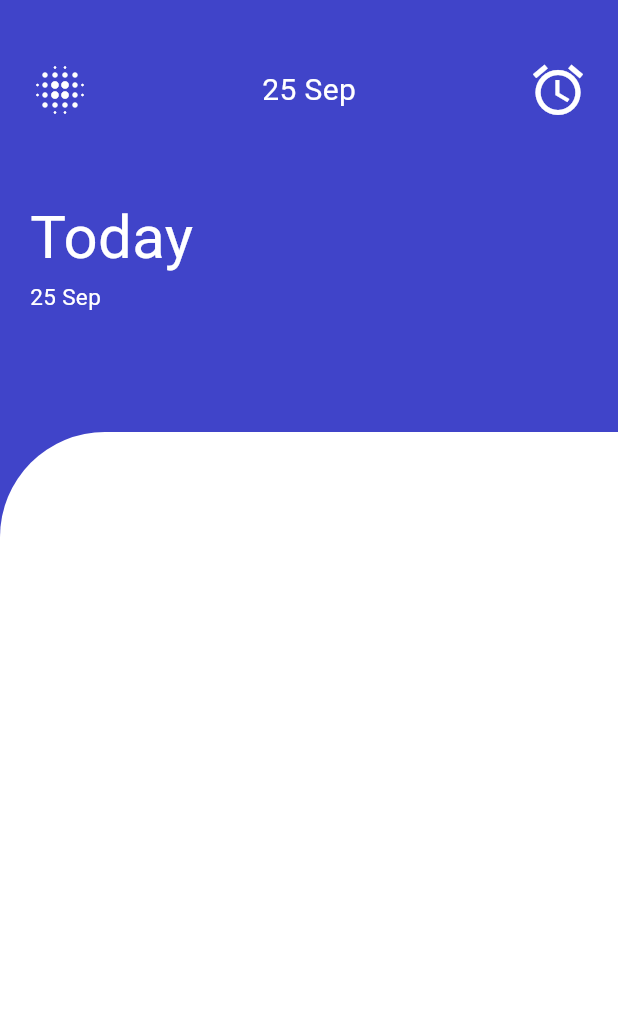
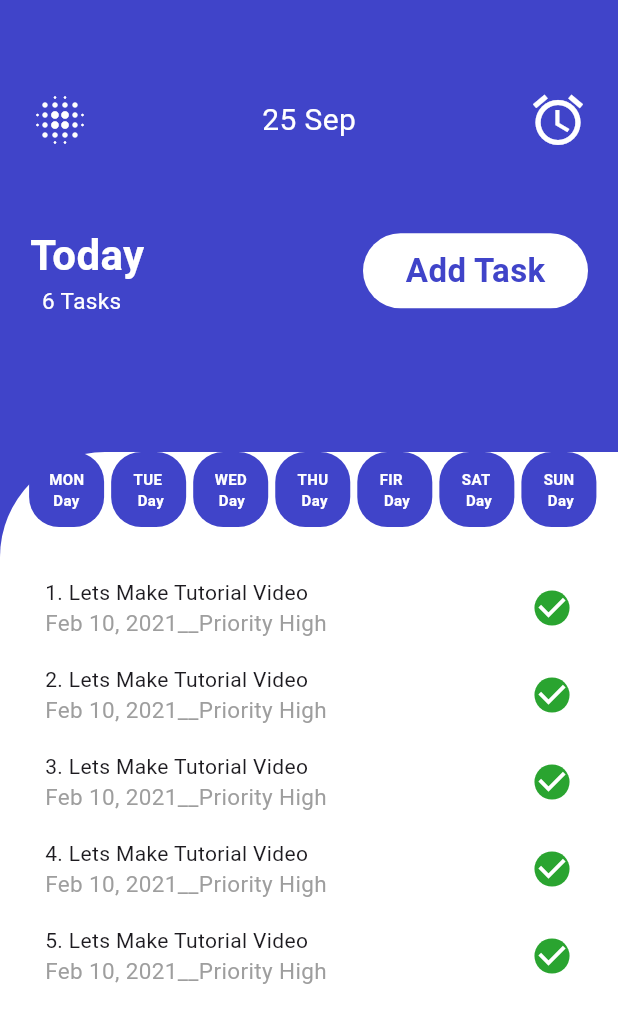
Before and after one commit to maqsoodhussain/todo_flutter_app, a Flutter app: the screen it shows after launch, on a phone screen of 412 x 824 dp. Shown: the top 1023 px of the screen. Run offline on Flutter 3.47's test engine with Material 3 defaults, Android fonts, the phone set to English and light mode, and no system bars.

Commit message:
Ui part is Ready

```diff
--- a/lib/Screens/HomeScreen.dart
+++ b/lib/Screens/HomeScreen.dart
@@ -9,6 +9,7 @@ class Homescreen extends StatefulWidget {
 }
 
 class _HomescreenState extends State<Homescreen> {
+  bool isChecked = true;
   DateFormat date = DateFormat('d MMM');
 
   @override
@@ -17,7 +18,7 @@ class _HomescreenState extends State<Homescreen> {
       backgroundColor: Color(0xFF4044C9),
       body: Column(
         children: [
-          SizedBox(height: 20),
+          SizedBox(height: 40),
           Expanded(
             flex: 4,
             child: Padding(
@@ -39,6 +40,7 @@ class _HomescreenState extends State<Homescreen> {
                     ),
                     SizedBox(height: 50),
                     Row(
+                      mainAxisAlignment: MainAxisAlignment.spaceBetween,
                       children: [
                         Column(
                           crossAxisAlignment: CrossAxisAlignment.start,
@@ -47,17 +49,36 @@ class _HomescreenState extends State<Homescreen> {
                               "Today",
                               style: TextStyle(
                                 color: Colors.white,
-                                fontSize: 40,
+                                fontSize: 28,
+                                fontWeight: FontWeight.bold,
                               ),
                             ),
                             Text(
-                              date.format(DateTime.now()),
+                              '  6 Tasks',
                               style: TextStyle(
                                 color: Colors.white,
                                 fontSize: 15,
                               ),
                             ),
                           ],
+                        ),
+                        Container(
+                          height: 50,
+                          width: 150,
+                          decoration: BoxDecoration(
+                            color: Colors.white,
+                            borderRadius: BorderRadius.all(Radius.circular(70)),
+                          ),
+                          child: Center(
+                            child: Text(
+                              "Add Task",
+                              style: TextStyle(
+                                color: Color(0xFF4044C9),
+                                fontSize: 22,
+                                fontWeight: FontWeight.bold,
+                              ),
+                            ),
+                          ),
                         ),
                       ],
                     ),
@@ -73,6 +94,96 @@ class _HomescreenState extends State<Homescreen> {
                 color: Colors.white,
                 borderRadius: BorderRadius.only(topLeft: Radius.circular(70)),
               ),
+              child: ListView.builder(
+                itemCount: 6,
+                itemBuilder: (BuildContext context, int index) {
+                  if (index == 0) {
+                    return Row(
+                      mainAxisAlignment: MainAxisAlignment.spaceEvenly,
+                      children: [
+                        SizedBox(width: 10),
+                        DayNameBuilder(dayName: "MON"),
+                        DayNameBuilder(dayName: "TUE"),
+                        DayNameBuilder(dayName: "WED"),
+                        DayNameBuilder(dayName: "THU"),
+                        DayNameBuilder(dayName: "FIR"),
+                        DayNameBuilder(dayName: "SAT"),
+                        DayNameBuilder(dayName: "SUN"),
+                        SizedBox(width: 5),
+                      ],
+                    );
+                  }
+                  return Padding(
+                    padding: const EdgeInsets.only(
+                      left: 30,
+                      right: 20,
+                      top: 10,
+                    ),
+                    child: Column(
+                      children: [
+                        Row(
+                          mainAxisAlignment: MainAxisAlignment.spaceBetween,
+                          children: [
+                            Column(
+                              crossAxisAlignment: CrossAxisAlignment.start,
+                              children: [
+                                Text(
+                                  '${(index).toString()}. Lets Make Tutorial Video',
+                                ),
+                                Text(
+                                  'Feb 10, 2021__Priority High',
+                                  style: TextStyle(
+                                    fontSize: 15,
+                                    color: Colors.grey,
+                                  ),
+                                ),
+                              ],
+                            ),
+                            Transform.scale(
+                              scale:
+                                  1.3, // Adjust this value for your preferred size (1.0 is default)
+                              child: Checkbox(
+                                value: isChecked,
+                                onChanged: (bool? value) {
+                                  setState(() {
+                                    isChecked = value ?? false;
+                                  });
+                                },
+                                fillColor: WidgetStateProperty.resolveWith((
+                                  states,
+                                ) {
+                                  if (states.contains(WidgetState.selected)) {
+                                    return const Color.fromARGB(
+                                      255,
+                                      42,
+                                      164,
+                                      48,
+                                    );
+                                  }
+                                  return const Color.fromARGB(
+                                    255,
+                                    255,
+                                    255,
+                                    255,
+                                  );
+                                }),
+                                checkColor: Colors.white,
+                                side: const BorderSide(
+                                  color: Color.fromARGB(255, 143, 106, 106),
+                                  width: 2.0,
+                                ),
+                                shape: RoundedRectangleBorder(
+                                  borderRadius: BorderRadius.circular(15),
+                                ),
+                              ),
+                            ),
+                          ],
+                        ),
+                      ],
+                    ),
+                  );
+                },
+              ),
             ),
           ),
         ],
@@ -80,3 +191,33 @@ class _HomescreenState extends State<Homescreen> {
     );
   }
 }
+
+class DayNameBuilder extends StatelessWidget {
+  DayNameBuilder({required this.dayName});
+  final String dayName;
+
+  @override
+  Widget build(BuildContext context) {
+    return Padding(
+      padding: const EdgeInsets.only(bottom: 20),
+      child: Container(
+        height: 50,
+        width: 50,
+        decoration: BoxDecoration(
+          color: Color(0xFF4044C9),
+          borderRadius: BorderRadius.all(Radius.circular(20)),
+        ),
+        child: Center(
+          child: Text(
+            '$dayName\n Day',
+            style: TextStyle(
+              color: Colors.white,
+              fontSize: 10,
+              fontWeight: FontWeight.bold,
+            ),
+          ),
+        ),
+      ),
+    );
+  }
+}
```
